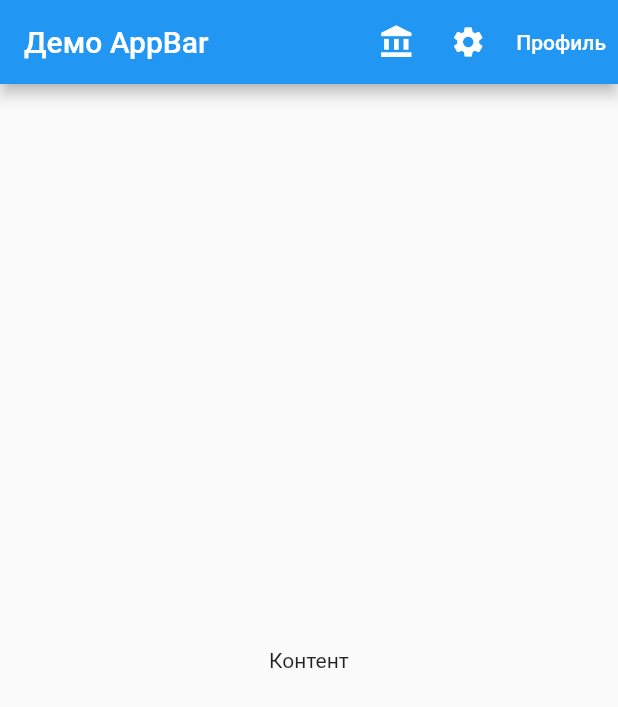
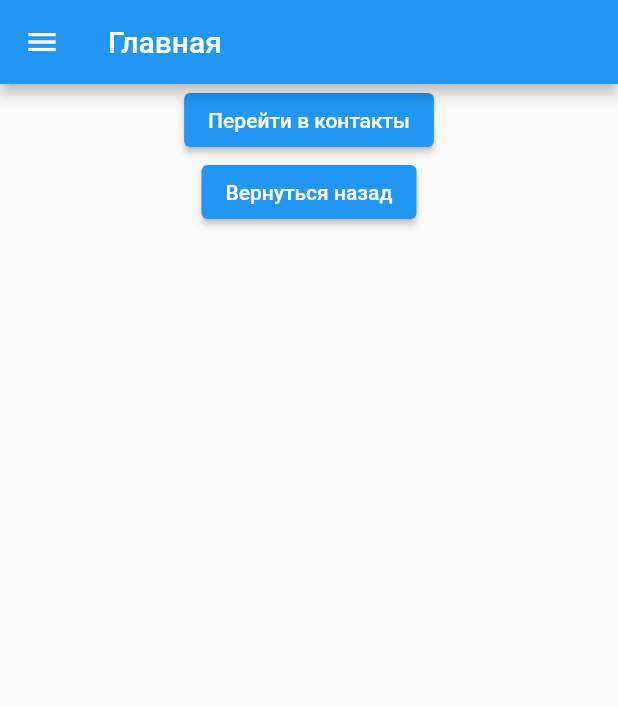
Before and after one commit to Olesya555/auth_page, a Flutter app: the screen it shows after launch, on a phone screen of 412 x 824 dp. Shown: the top 707 px of the screen. Run offline on Flutter 3.47's test engine with Material 2 defaults, Android fonts, the phone set to English and light mode, and no system bars; our stand-ins replace syncfusion_flutter_sliders; missing offline and left inert: sliding_switch.

```diff
--- a/lib/app_bar_screen.dart
+++ b/lib/app_bar_screen.dart
@@ -22,13 +22,13 @@ class _AppBarScreenState extends State<AppBarScreen> {
           title: const Text('Демо AppBar'),
           actions: <Widget> [  // здесь прописываем "дочек" - наши иконки и
             // текстовые кнопки. Они идут в массиве, списком. Скобки []
-            // вставляем кнопки-иконки, пока с заглушками на нажатие
+            // вставляем кнопки-иконки, пока с заглушками на нажатие () {}
             IconButton( // Иконка-кнопка
                 tooltip: 'Баланс', // tooltip: подсказка, срабатывает при "зажатии" на кнопку
                 onPressed: () {},
                 icon: const Icon(Icons.account_balance)),
 
-            IconButton(onPressed: () {}, icon: const Icon(Icons.settings)),
+            IconButton(onPressed:() {}, icon: const Icon(Icons.settings)),
 
             //Текстовая кнопка, без иконки
             TextButton(
--- a/lib/main.dart
+++ b/lib/main.dart
@@ -1,5 +1,6 @@
 import 'package:auth_page/app_bar_screen.dart';
 import 'package:auth_page/expanded_demo_screen.dart';
+import 'package:auth_page/navigation_demo.dart';
 import 'package:auth_page/navigation_drawer_screen.dart';
 import 'package:auth_page/widget_demo_screen.dart';
 import 'package:flutter/material.dart';
@@ -9,5 +10,5 @@ import 'package:auth_page/pizza_calc_i_interactivnosti.dart';
 import 'package:auth_page/pizza_calc.dart';
 
 void main() {
-  runApp(const AppBarScreen());
+  runApp(const NavigationDemo());
 }
--- /dev/null
+++ b/lib/navigation_demo.dart
@@ -0,0 +1,123 @@
+// Переделывала преподавательский пример
+// Насторила навигацию НАЗАД на 1 и 2 экране - РАБОТАЕТ!
+// в панели NavigationDrawer настроена только навигация вперед
+// Панель NavigationDrawer прописана так, что отображается на всех экранах!!!
+
+
+import 'package:flutter/material.dart';
+
+class NavigationDemo extends StatefulWidget {
+  const NavigationDemo({Key? key}) : super(key: key);
+
+  @override
+  _NavigationDemoState createState() => _NavigationDemoState();
+}
+
+class _NavigationDemoState extends State<NavigationDemo> {
+
+// Прописываем маршрутизацию
+  @override
+  Widget build(BuildContext context) {
+    return MaterialApp( // Прописываем маршрутизацию
+      //home: const MainScreen(), // если мы прописываем маршрутизацию, то home: убираем,
+      // у нас теперь дом - наша главная корневая страница
+      initialRoute: '/', // инициализируем корневой каталог, наш "дом"
+      routes: {
+        '/': (context) => const MainScreen(), // прописываем маршрут главного экрана через стрелочную анонимную функцию
+        '/contacts': (context) => const SecondScreen(), // прописываем маршрут ко второй странице
+      },
+    );
+  }
+}
+
+// Выдвижная панель навигации, отображается на 1 и втором экране
+// Подключается по ссылке drawer: navDrawer(context),
+Widget navDrawer(context) => Drawer(
+  child: ListView(padding: EdgeInsets.zero, children: [
+    // Задаем оформление (цвет и отступ) можно и другие параметры
+    // DrawerHeader нужен для смещения пунктов "меню" вниз
+    DrawerHeader(
+      decoration: const BoxDecoration(
+        color: Colors.blue,
+      ),
+      child: Container(
+        height: 200,
+      ),
+    ),
+
+    // Прописываем дочерние элементы NavigationDrawer
+    ListTile( // первая текст-кнопка
+      leading: const Icon(Icons.one_k),
+      title: const Text("Главная в ящике"),
+      onTap: () { // прописан корневой маршрут - метод обработки нажатий onTap: имя маршрута указываем в виде строковой константы
+        //Navigator.pop(context); - а возвратный метод надо писать не здесь, а там куда мы переходим, оттуда мы и делаем возврат
+        Navigator.pushNamed(context, '/');
+      },
+    ),
+    ListTile( // вторая тект-кнопка
+      leading: const Icon(Icons.two_k),
+      title: const Text("Контакты"),
+      onTap: () { // прописан метод обработки нажатий onTap: имя маршрута указываем в виде строковой константы
+        Navigator.pushNamed(context, '/contacts');
+      },
+    ),
+  ]),
+);
+
+// Создано 2 экрана: виджет 1 - class MainScreen и виджет 2 class SecondScreen
+// 1 экран
+class MainScreen extends StatelessWidget {
+  const MainScreen({Key? key}) : super(key: key);
+
+  @override
+  Widget build(BuildContext context) {
+    return Scaffold(
+        appBar: AppBar(title: const Text('Главная')), // просто заголовок без кнопок
+      // Панель навигации NavigationDrawer - её описание вынесено на верх, чтобы не дублировать код
+      drawer: navDrawer(context),
+        body: Center(
+          child: Column(
+            children: [
+              ElevatedButton(
+                  onPressed: () {
+                  Navigator.pushNamed(context, '/contacts');
+                  },
+                  child: const Text('Перейти в контакты'),
+                  ),
+
+              // сама создала - рабочая кнопка возврата назад
+              // прописан метод обработки нажатий onTap: имя маршрута без константы!!!
+              ElevatedButton(
+                  onPressed: () {
+                  Navigator.pop(context);
+                  },
+              child: const Text('Вернуться назад'),
+        ),
+            ],
+          ),
+    ),
+    );
+  }
+}
+
+// 2 экран
+class SecondScreen extends StatelessWidget {
+  const SecondScreen({Key? key}) : super(key: key);
+
+  @override
+  Widget build(BuildContext context) {
+    return Scaffold(
+        appBar: AppBar(title: const Text('Контакты')),
+      // Панель навигации NavigationDrawer - её описание вынесено на верх, чтобы не дублировать код
+        drawer: navDrawer(context),
+        body: Center(
+        child: ElevatedButton(
+            onPressed: () {
+            Navigator.pop(context);
+            },
+          child: const Text('Вернуться назад'),
+        ),
+    ),
+    );
+  }
+}
```
Also changed, not shown: lib/auth_page.dart (+4 -3 lines), lib/navigation_drawer_screen.dart (+4 -4 lines).
